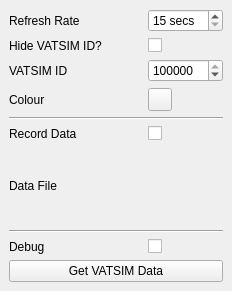
StevePirateX/qgis-vatsim-online, file vatsim_online_dockwidget_base.ui: the form before one commit.
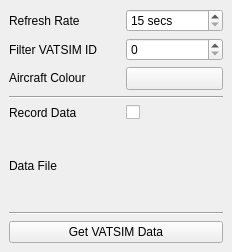
The form after the commit. Custom widgets are drawn as their Qt base class.

```diff
--- a/vatsim_online_dockwidget_base.ui
+++ b/vatsim_online_dockwidget_base.ui
@@ -7,7 +7,7 @@
     <x>0</x>
     <y>0</y>
     <width>232</width>
-    <height>291</height>
+    <height>252</height>
    </rect>
   </property>
   <property name="windowTitle">
@@ -15,21 +15,7 @@
   </property>
   <widget class="QWidget" name="dockWidgetContents">
    <layout class="QGridLayout" name="gridLayout">
-    <item row="5" column="0" colspan="2">
-     <widget class="Line" name="line_2">
-      <property name="orientation">
-       <enum>Qt::Horizontal</enum>
-      </property>
-     </widget>
-    </item>
-    <item row="10" column="0" colspan="2">
-     <widget class="QPushButton" name="btnGetData">
-      <property name="text">
-       <string>Get VATSIM Data</string>
-      </property>
-     </widget>
-    </item>
-    <item row="3" column="1">
+    <item row="2" column="1">
      <widget class="QSpinBox" name="spnVatsimId">
       <property name="toolTip">
        <string>VATSIM ID to hide</string>
@@ -44,93 +30,33 @@
        <bool>false</bool>
       </property>
       <property name="minimum">
-       <number>80000</number>
+       <number>0</number>
       </property>
       <property name="maximum">
        <number>10000000</number>
       </property>
-      <property name="value">
-       <number>1000000</number>
-      </property>
      </widget>
     </item>
-    <item row="9" column="1">
-     <widget class="QCheckBox" name="chkDebug">
-      <property name="text">
-       <string/>
-      </property>
-     </widget>
-    </item>
-    <item row="8" column="0" colspan="2">
-     <widget class="Line" name="line">
-      <property name="orientation">
-       <enum>Qt::Horizontal</enum>
-      </property>
-     </widget>
-    </item>
-    <item row="1" column="1">
-     <widget class="QSpinBox" name="spnRefreshRate">
-      <property name="suffix">
-       <string> secs</string>
-      </property>
-      <property name="minimum">
-       <number>15</number>
-      </property>
-      <property name="maximum">
-       <number>600</number>
-      </property>
-     </widget>
-    </item>
-    <item row="1" column="0">
-     <widget class="QLabel" name="lblRefreshRate">
-      <property name="text">
-       <string>Refresh Rate</string>
-      </property>
-     </widget>
-    </item>
-    <item row="2" column="1">
-     <widget class="QCheckBox" name="chkHideVatsimId">
-      <property name="toolTip">
-       <string>Hide specified VATSIM ID</string>
-      </property>
-      <property name="whatsThis">
-       <string>&lt;html&gt;&lt;head/&gt;&lt;body&gt;&lt;p&gt;This allows you to hide a VATSIM ID from the map.&lt;/p&gt;&lt;p&gt;&lt;br/&gt;&lt;/p&gt;&lt;p&gt;This can be used if you are receiving your aircraft data from another source.&lt;/p&gt;&lt;/body&gt;&lt;/html&gt;</string>
-      </property>
-      <property name="text">
-       <string/>
-      </property>
-     </widget>
-    </item>
-    <item row="9" column="0">
-     <widget class="QLabel" name="lblDebug">
-      <property name="text">
-       <string>Debug</string>
-      </property>
-     </widget>
-    </item>
-    <item row="2" column="0">
-     <widget class="QLabel" name="lblHideVatsimId">
-      <property name="text">
-       <string>Hide VATSIM ID?</string>
-      </property>
-     </widget>
-    </item>
-    <item row="7" column="0">
-     <widget class="QLabel" name="label_2">
-      <property name="text">
-       <string>Data File</string>
-      </property>
-     </widget>
-    </item>
-    <item row="3" column="0">
-     <widget class="QLabel" name="lblVatsimId">
-      <property name="text">
-       <string>VATSIM ID</string>
-      </property>
-     </widget>
-    </item>
-    <item row="4" column="1">
+    <item row="3" column="1">
      <widget class="QgsColorButton" name="mColorButton">
+      <property name="sizePolicy">
+       <sizepolicy hsizetype="Fixed" vsizetype="Fixed">
+        <horstretch>0</horstretch>
+        <verstretch>0</verstretch>
+       </sizepolicy>
+      </property>
+      <property name="baseSize">
+       <size>
+        <width>0</width>
+        <height>0</height>
+       </size>
+      </property>
+      <property name="iconSize">
+       <size>
+        <width>89</width>
+        <height>16</height>
+       </size>
+      </property>
       <property name="colorDialogTitle">
        <string>Select Color</string>
       </property>
@@ -162,14 +88,48 @@
       </property>
      </widget>
     </item>
-    <item row="4" column="0">
+    <item row="5" column="1">
+     <widget class="QCheckBox" name="chkHistory">
+      <property name="text">
+       <string/>
+      </property>
+     </widget>
+    </item>
+    <item row="7" column="0" colspan="2">
+     <widget class="Line" name="line">
+      <property name="orientation">
+       <enum>Qt::Horizontal</enum>
+      </property>
+     </widget>
+    </item>
+    <item row="1" column="0">
+     <widget class="QLabel" name="lblRefreshRate">
+      <property name="text">
+       <string>Refresh Rate</string>
+      </property>
+     </widget>
+    </item>
+    <item row="3" column="0">
      <widget class="QLabel" name="label">
+      <property name="sizePolicy">
+       <sizepolicy hsizetype="Preferred" vsizetype="Maximum">
+        <horstretch>0</horstretch>
+        <verstretch>0</verstretch>
+       </sizepolicy>
+      </property>
       <property name="text">
-       <string>Colour</string>
+       <string>Aircraft Colour</string>
       </property>
      </widget>
     </item>
-    <item row="7" column="1">
+    <item row="8" column="0" colspan="2">
+     <widget class="QPushButton" name="btnGetData">
+      <property name="text">
+       <string>Get VATSIM Data</string>
+      </property>
+     </widget>
+    </item>
+    <item row="6" column="1">
      <widget class="QgsFileWidget" name="mHistoryFile">
       <property name="acceptDrops">
        <bool>true</bool>
@@ -191,14 +151,41 @@
       </property>
      </widget>
     </item>
-    <item row="6" column="1">
-     <widget class="QCheckBox" name="chkHistory">
+    <item row="2" column="0">
+     <widget class="QLabel" name="lblVatsimId">
       <property name="text">
-       <string/>
+       <string>Filter VATSIM ID</string>
+      </property>
+     </widget>
+    </item>
+    <item row="4" column="0" colspan="2">
+     <widget class="Line" name="line_2">
+      <property name="orientation">
+       <enum>Qt::Horizontal</enum>
+      </property>
+     </widget>
+    </item>
+    <item row="1" column="1">
+     <widget class="QSpinBox" name="spnRefreshRate">
+      <property name="suffix">
+       <string> secs</string>
+      </property>
+      <property name="minimum">
+       <number>15</number>
+      </property>
+      <property name="maximum">
+       <number>600</number>
       </property>
      </widget>
     </item>
     <item row="6" column="0">
+     <widget class="QLabel" name="label_2">
+      <property name="text">
+       <string>Data File</string>
+      </property>
+     </widget>
+    </item>
+    <item row="5" column="0">
      <widget class="QLabel" name="label_3">
       <property name="text">
        <string>Record Data</string>
```
Left out of the diff: 24 changed lines with no effect on the pictures.
